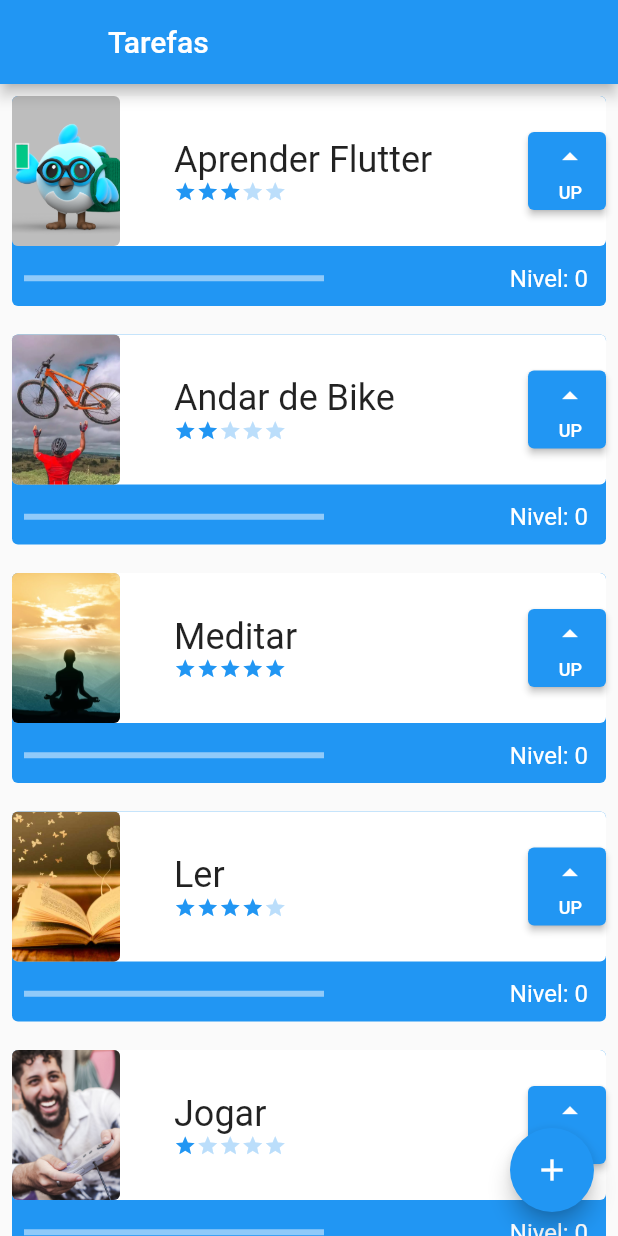
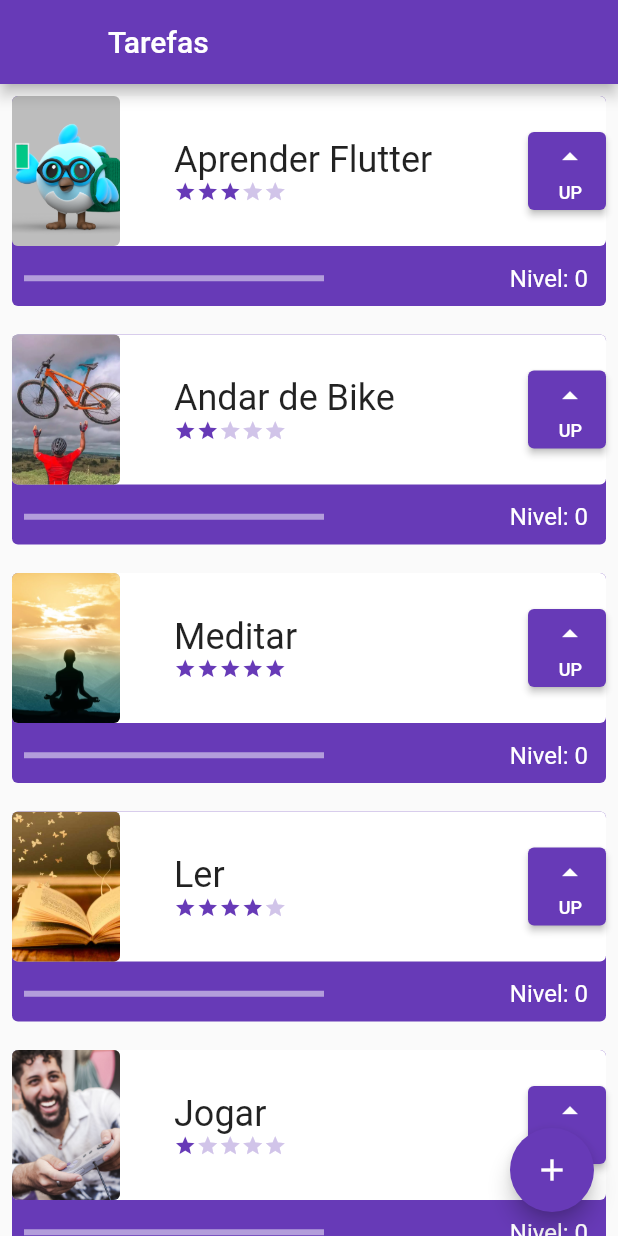
Before and after one commit to analubarreto/primeiro_projeto_flutter, a Flutter app: the screen it shows after launch, on a phone screen of 412 x 824 dp. Run offline on Flutter 3.47's test engine with Material 2 defaults, Android fonts, the phone set to English and light mode, and no system bars.

Commit message:
Changed color, added lint option and refactored difficulty

```diff
--- a/analysis_options.yaml
+++ b/analysis_options.yaml
@@ -23,7 +23,7 @@ linter:
   # producing the lint.
   rules:
     # avoid_print: false  # Uncomment to disable the `avoid_print` rule
-    # prefer_single_quotes: true  # Uncomment to enable the `prefer_single_quotes` rule
+    prefer_single_quotes: true  # Uncomment to enable the `prefer_single_quotes` rule
 
 # Additional information about this file can be found at
 # https://dart.dev/guides/language/analysis-options
--- a/lib/Components/difficulty.dart
+++ b/lib/Components/difficulty.dart
@@ -12,34 +12,14 @@ class Difficulty extends StatelessWidget {
 
   @override
   Widget build(BuildContext context) {
+    final List<Widget> stars = List.generate(5, (index) => Icon(
+      Icons.star,
+      size: 15,
+      color: (dificultyLevel >= index + 1) ? Colors.deepPurple : Colors.deepPurple[100],
+    ));
+
     return Row(
-      children: [
-        Icon(
-          Icons.star,
-          size: 15,
-          color: (dificultyLevel >= 1) ? Colors.blue : Colors.blue[100],
-        ),
-        Icon(
-          Icons.star,
-          size: 15,
-          color: (dificultyLevel >= 2) ? Colors.blue : Colors.blue[100],
-        ),
-        Icon(
-          Icons.star,
-          size: 15,
-          color: (dificultyLevel >= 3) ? Colors.blue : Colors.blue[100],
-        ),
-        Icon(
-          Icons.star,
-          size: 15,
-          color: (dificultyLevel >= 4) ? Colors.blue : Colors.blue[100],
-        ),
-        Icon(
-          Icons.star,
-          size: 15,
-          color: (dificultyLevel >= 5) ? Colors.blue : Colors.blue[100],
-        ),
-      ],
+      children: stars,
     );
   }
 }
--- a/lib/Components/task.dart
+++ b/lib/Components/task.dart
@@ -24,7 +24,7 @@ class _TaskState extends State<Task> {
         children: [
           Container(
             decoration: BoxDecoration(
-                borderRadius: BorderRadius.circular(4), color: Colors.blue),
+                borderRadius: BorderRadius.circular(4), color: Colors.deepPurple),
             height: 140,
           ),
           Column(
--- a/lib/main.dart
+++ b/lib/main.dart
@@ -15,7 +15,7 @@ class MyApp extends StatelessWidget {
     return MaterialApp(
       title: 'Flutter Demo',
       theme: ThemeData(
-        primarySwatch: Colors.blue,
+        primarySwatch: Colors.deepPurple,
       ),
       home: TaskInherited(
         child: const InitialScreen(),
```
